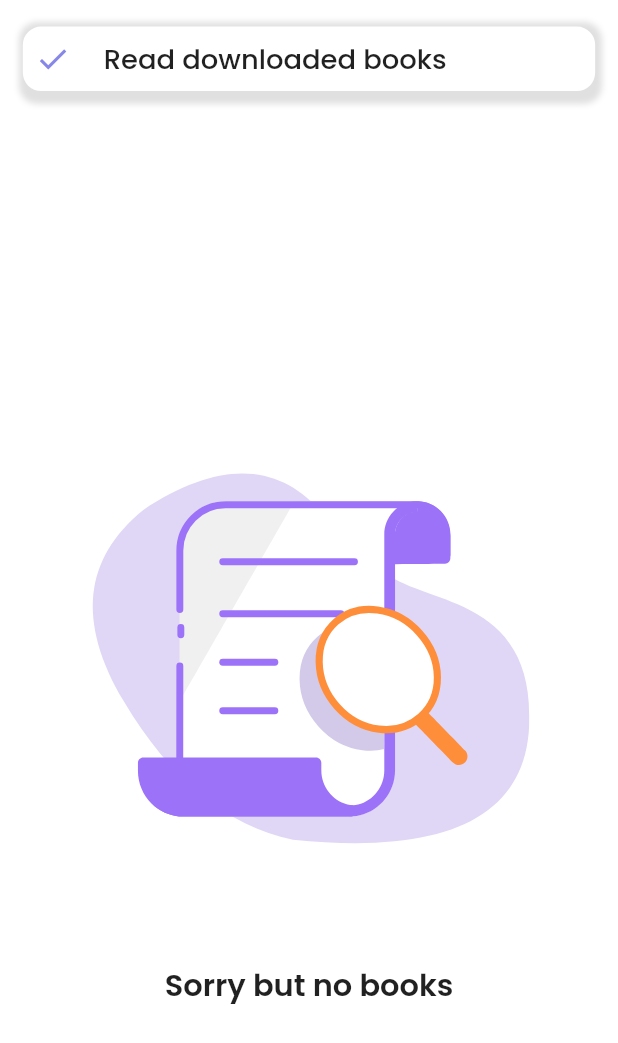
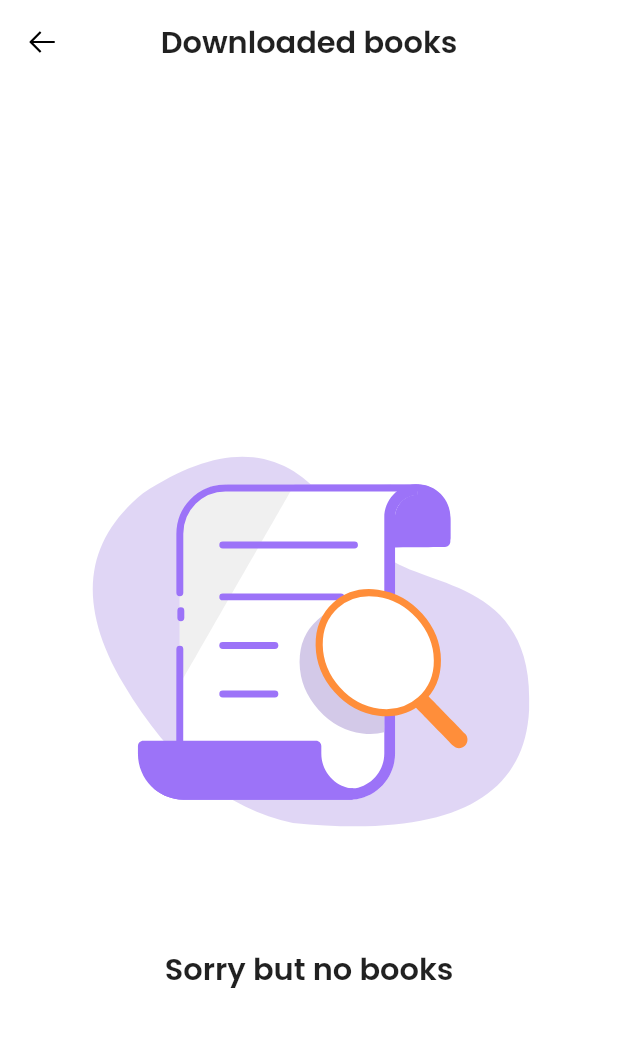
Before and after one commit to azor1105/book_store, a Flutter app: the SavedBooksScreen screen opened directly, after a tap on "Read downloaded books", on a phone screen of 412 x 824 dp. Shown: the top 1043 px of the screen. Run offline on Flutter 3.47's test engine with Material 2 defaults, Android fonts, the phone set to English and light mode, and no system bars; our stand-ins replace bloc, cached_network_image, carousel_slider, cloud_firestore, connectivity_plus, dio and 17 more; missing offline and left inert: firebase_app_check, syncfusion_flutter_pdfviewer; accounts and stored records are empty; statements that could not run were skipped; project files that could hold a hidden picture were left out.

Commit message:
completed donwloaded book screen

```diff
--- a/lib/presentation/router/router.dart
+++ b/lib/presentation/router/router.dart
@@ -7,6 +7,7 @@ import 'package:book_store/presentation/views/auth/auth_screen.dart';
 import 'package:book_store/presentation/views/author_book/author_book_screen.dart';
 import 'package:book_store/presentation/views/book_detail/book_detail_screen.dart';
 import 'package:book_store/presentation/views/category_book/category_book_screen.dart';
+import 'package:book_store/presentation/views/downloaded_books/downloaded_books_screen.dart';
 import 'package:book_store/presentation/views/no_internet/no_internet_screen.dart';
 import 'package:book_store/presentation/views/on_boarding/main_on_boarding_screen.dart';
 import 'package:book_store/presentation/views/pdf_viewer/pdf_viewer_screen.dart';
@@ -17,6 +18,10 @@ import 'package:flutter/material.dart';
 class Routes {
   static Route<dynamic> generateRoute(RouteSettings settings) {
     switch (settings.name) {
+      case RouteNames.downloadedBooks:
+        return MaterialPageRoute(
+          builder: (_) => const DownloadedBooksScreen(),
+        );
       case RouteNames.noInternet:
         return MaterialPageRoute(
           builder: (_) => const NoInternetScreen(),
--- a/lib/presentation/utils/constants/route_names.dart
+++ b/lib/presentation/utils/constants/route_names.dart
@@ -9,4 +9,5 @@ class RouteNames {
   static const String categoryBook = "/category_book";
   static const String pdfView = "/pdf_view";
   static const String noInternet = '/no_internet';
+  static const String downloadedBooks = '/downloaded_books';
 }
--- a/lib/presentation/views/downloaded_books/downloaded_books_screen.dart
+++ b/lib/presentation/views/downloaded_books/downloaded_books_screen.dart
@@ -1,27 +1,45 @@
-import 'package:book_store/cubits/connectivity/connectivity_cubit.dart';
+import 'package:book_store/data/service/hive/hive_service.dart';
+import 'package:book_store/presentation/utils/constants/route_names.dart';
 import 'package:book_store/presentation/utils/my_colors.dart';
-import 'package:connectivity_plus/connectivity_plus.dart';
+import 'package:book_store/presentation/views/tab_box/tabs/home/search_delegate/widget/suggestion_item.dart';
+import 'package:book_store/presentation/widgets/no_books_item.dart';
+import 'package:book_store/presentation/widgets/simple_app_bar.dart';
 import 'package:flutter/material.dart';
-import 'package:flutter_bloc/flutter_bloc.dart';
+import 'package:flutter_screenutil/flutter_screenutil.dart';
 
 class DownloadedBooksScreen extends StatelessWidget {
   const DownloadedBooksScreen({super.key});
 
   @override
   Widget build(BuildContext context) {
-    return BlocBuilder<ConnectivityCubit, ConnectivityState>(
-      buildWhen: (previous, current) {
-        return previous.connectivityResult != current.connectivityResult;
-      },
-      builder: (context, state) {
-        return WillPopScope(
-          onWillPop: () async =>
-              state.connectivityResult == ConnectivityResult.none,
-          child: const Scaffold(
-            backgroundColor: MyColors.white,
-          ),
-        );
-      },
+    var downloadedBooks = HiveService.getBooks()
+        .values
+        .toList()
+        .map((e) => e.toBookModel())
+        .toList();
+    return Scaffold(
+      backgroundColor: MyColors.white,
+      appBar: const SimpleAppBar(title: 'Downloaded books'),
+      body: downloadedBooks.isEmpty
+          ? const NoBookItem()
+          : ListView(
+              children: List.generate(
+                downloadedBooks.length,
+                (index) => Padding(
+                  padding: EdgeInsets.symmetric(horizontal: 20.w),
+                  child: SuggestionItem(
+                    onSuggestionTap: () {
+                      Navigator.pushNamed(
+                        context,
+                        RouteNames.bookDetail,
+                        arguments: downloadedBooks[index],
+                      );
+                    },
+                    bookItem: downloadedBooks[index],
+                  ),
+                ),
+              ),
+            ),
     );
   }
 }
--- a/lib/presentation/views/tab_box/tabs/saved/saved_books_screen.dart
+++ b/lib/presentation/views/tab_box/tabs/saved/saved_books_screen.dart
@@ -1,4 +1,5 @@
 import 'package:book_store/data/models/saved_book/saved_book_model.dart';
+import 'package:book_store/presentation/utils/constants/route_names.dart';
 import 'package:book_store/providers/saved_book_provider.dart';
 import 'package:book_store/presentation/utils/my_colors.dart';
 import 'package:book_store/presentation/utils/my_fonts.dart';
@@ -39,7 +40,9 @@ class SavedBooksScreen extends StatelessWidget {
                   ),
                   foregroundColor: MyColors.c8687E7,
                   backgroundColor: MyColors.white),
-              onPressed: () {},
+              onPressed: () {
+                Navigator.pushNamed(context, RouteNames.downloadedBooks);
+              },
               child: Row(
                 children: [
                   const Icon(Icons.check),
```
